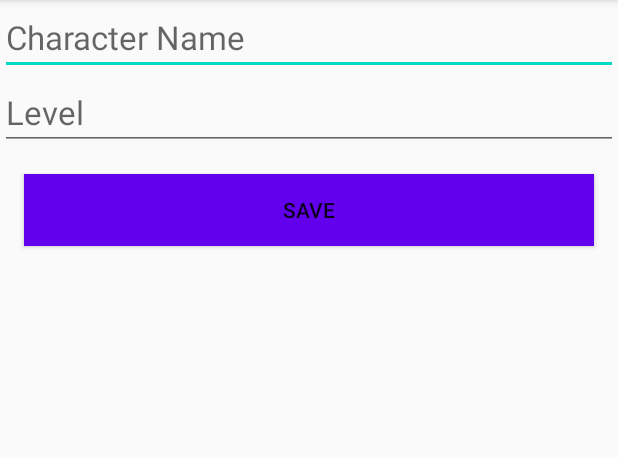
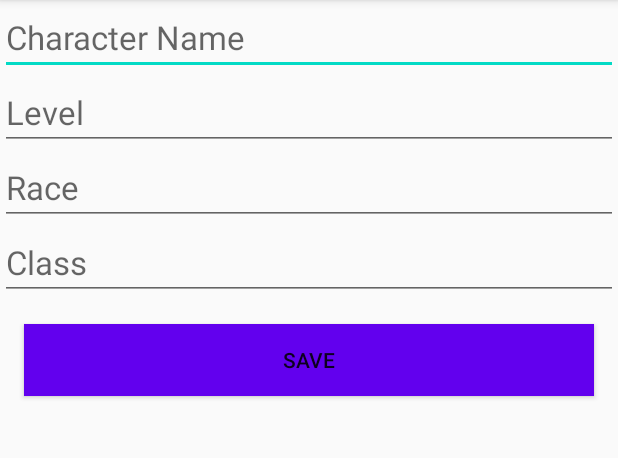
Before and after one commit to austinread/rolladex-android, an Android app: the screen it shows after launch (NewCharacterActivity), after a tap on an icon or button, on a phone screen of 412 x 824 dp, the part 84-542 px from its top. Run offline under Robolectric (Android 15) with nearby library versions, the phone set to English and light mode, and no system bars; our stand-ins replace Room's generated code.

Commit message:
Added race and class properties

```diff
--- a/app/src/main/java/io/github/austinread/rolladex/activities/CharacterSheetActivity.kt
+++ b/app/src/main/java/io/github/austinread/rolladex/activities/CharacterSheetActivity.kt
@@ -34,8 +34,12 @@ class CharacterSheetActivity : AppCompatActivity() {
         //TODO: Data Binding
         val nameTV = findViewById<TextView>(R.id.tv_character_name)
         val levelTV = findViewById<TextView>(R.id.tv_character_level)
+        val raceTV = findViewById<TextView>(R.id.tv_character_race)
+        val classTV = findViewById<TextView>(R.id.tv_character_class)
         nameTV.text = character.Name
         levelTV.text = character.Level.toString()
+        raceTV.text = character.Race
+        classTV.text = character.Class
     }
 
     ///region Action Menu
--- a/app/src/main/java/io/github/austinread/rolladex/activities/NewCharacterActivity.kt
+++ b/app/src/main/java/io/github/austinread/rolladex/activities/NewCharacterActivity.kt
@@ -15,8 +15,11 @@ class NewCharacterActivity : AppCompatActivity() {
         super.onCreate(savedInstanceState)
         setContentView(R.layout.activity_new_character)
 
+        //TODO: View/Data Binding?
         val editCharacterName = findViewById<EditText>(R.id.et_characterName)
         val editCharacterLevel = findViewById<EditText>(R.id.et_characterLevel)
+        val editCharacterRace = findViewById<EditText>(R.id.et_characterRace)
+        val editCharacterClass = findViewById<EditText>(R.id.et_characterClass)
         val saveButton = findViewById<Button>(R.id.button_saveCharacter)
 
         saveButton.setOnClickListener{
@@ -26,8 +29,10 @@ class NewCharacterActivity : AppCompatActivity() {
             } else{
                 val name = editCharacterName.text.toString()
                 val level = editCharacterLevel.text.toString().toInt()
+                val race = editCharacterRace.text.toString()
+                val cClass = editCharacterClass.text.toString()
 
-                val newCharacter = CharacterSheet(null, name, level)
+                val newCharacter = CharacterSheet(null, name, level, race, cClass)
                 val bundle = Bundle()
                 bundle.putParcelable(EXTRA_CHARACTER, newCharacter)
 
--- a/app/src/main/java/io/github/austinread/rolladex/entities/CharacterSheet.kt
+++ b/app/src/main/java/io/github/austinread/rolladex/entities/CharacterSheet.kt
@@ -13,5 +13,7 @@ import java.lang.reflect.Constructor
 data class CharacterSheet(
     @PrimaryKey(autoGenerate = true) val id: Long?,
     @ColumnInfo(name = "name") val Name: String,
-    @ColumnInfo(name = "level") val Level: Int
+    @ColumnInfo(name = "level") val Level: Int,
+    @ColumnInfo(name = "race") val Race: String,
+    @ColumnInfo(name = "class") val Class: String
 ) : Parcelable
--- a/app/src/main/java/io/github/austinread/rolladex/utils/AppDatabase.kt
+++ b/app/src/main/java/io/github/austinread/rolladex/utils/AppDatabase.kt
@@ -7,7 +7,7 @@ import androidx.room.RoomDatabase
 import io.github.austinread.rolladex.daos.CharacterDao
 import io.github.austinread.rolladex.entities.CharacterSheet
 
-@Database(entities = [CharacterSheet::class], version = 2, exportSchema = false)
+@Database(entities = [CharacterSheet::class], version = 3, exportSchema = false)
 abstract class AppDatabase : RoomDatabase() {
     abstract fun characterDao(): CharacterDao
 
--- a/app/src/main/res/layout/activity_new_character.xml
+++ b/app/src/main/res/layout/activity_new_character.xml
@@ -22,6 +22,24 @@
         android:textSize="22sp"
         android:importantForAutofill="no" />
 
+    <EditText
+        android:id="@+id/et_characterRace"
+        android:inputType="text"
+        android:hint="@string/race"
+        android:layout_width="match_parent"
+        android:layout_height="wrap_content"
+        android:textSize="22sp"
+        android:importantForAutofill="no" />
+
+    <EditText
+        android:id="@+id/et_characterClass"
+        android:inputType="text"
+        android:hint="@string/character_class"
+        android:layout_width="match_parent"
+        android:layout_height="wrap_content"
+        android:textSize="22sp"
+        android:importantForAutofill="no" />
+
     <Button
         android:id="@+id/button_saveCharacter"
         android:layout_width="match_parent"
--- a/app/src/main/res/values/strings.xml
+++ b/app/src/main/res/values/strings.xml
@@ -4,4 +4,6 @@
     <string name="delete_character">Delete Character</string>
     <string name="character_name">Character Name</string>
     <string name="level">Level</string>
+    <string name="race">Race</string>
+    <string name="character_class">Class</string>
 </resources>
```
Also changed, not shown: app/src/main/res/layout/activity_character_sheet.xml (+12 -0 lines).
